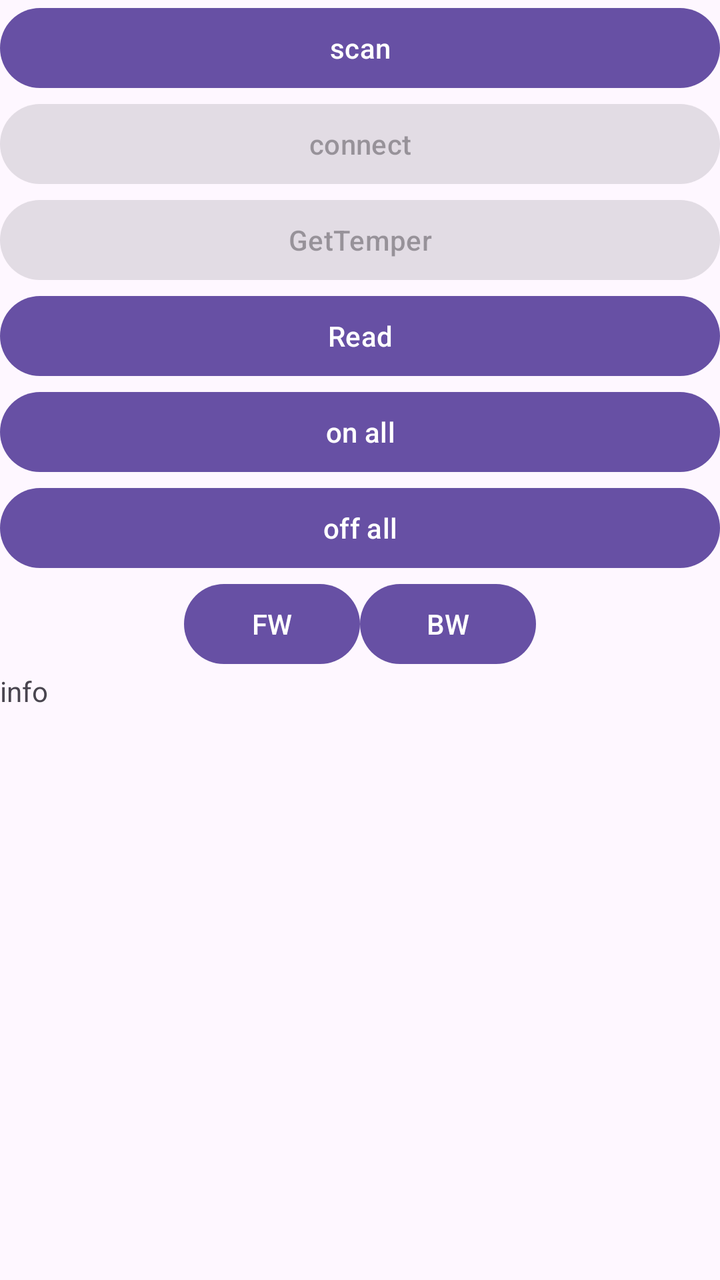
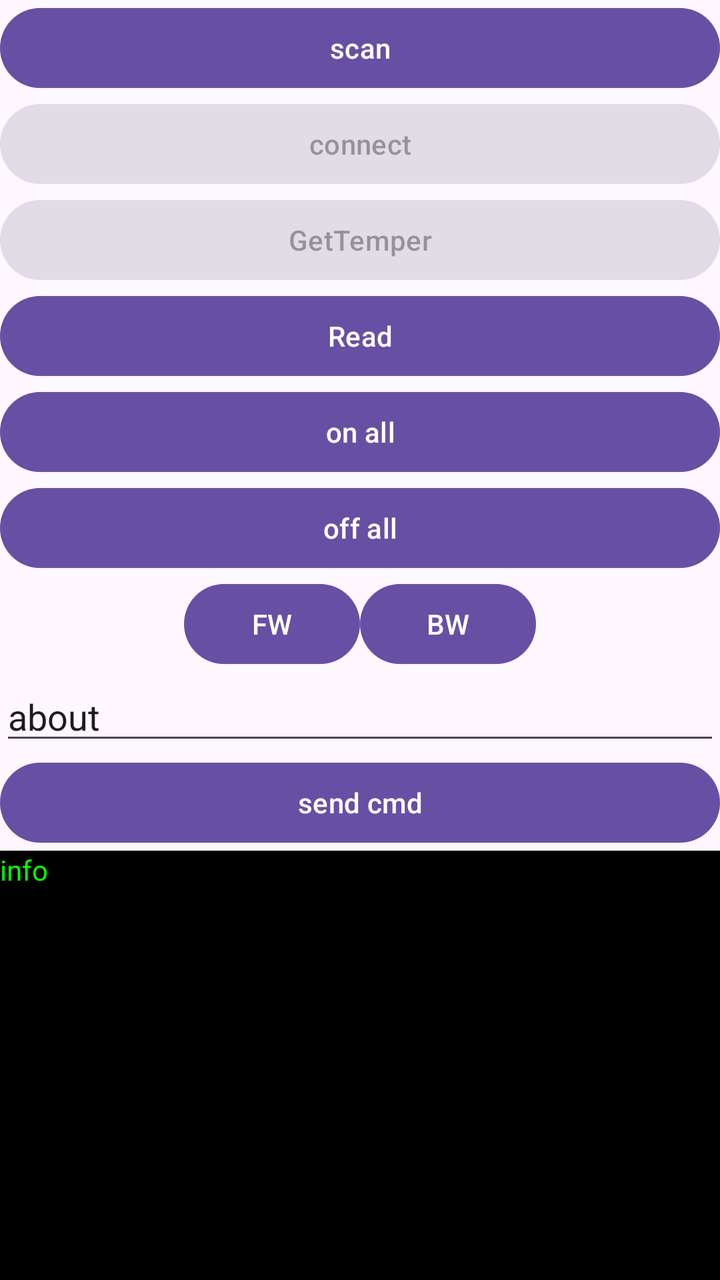

Before-and-after screenshots of an Android layout around one commit, followed by the original layout XML and the change that was made.
<!-- AndroidManifest.xml: application theme Theme.BleunoTest -->
<!-- res/layout/activity_main.xml -->
<?xml version="1.0" encoding="utf-8"?>
<LinearLayout

    xmlns:tools="http://schemas.android.com/tools"
    xmlns:app="http://schemas.android.com/apk/res-auto"
    xmlns:android="http://schemas.android.com/apk/res/android"

    android:layout_width="match_parent"
    android:layout_height="match_parent"

    android:orientation="vertical"

    android:id="@+id/main"
    tools:context=".MainActivity"
    >
    <Button
        android:layout_width="match_parent"
        android:layout_height="wrap_content"
        android:text="scan"
        android:id="@+id/btnScan"
        ></Button>
    <Button
        android:layout_width="match_parent"
        android:layout_height="wrap_content"
        android:text="connect"
        android:id="@+id/btnConnect"
        android:enabled="false"
        ></Button>
    <Button
        android:layout_width="match_parent"
        android:layout_height="wrap_content"
        android:text="GetTemper"
        android:id="@+id/btnGetTemper"
        android:enabled="false"
        >
    </Button>
    <Button
        android:layout_width="match_parent"
        android:layout_height="wrap_content"
        android:text="Read"
        android:id="@+id/btnRead"
        />

    <Button
        android:layout_width="match_parent"
        android:layout_height="wrap_content"
        android:text="on all"
        android:id="@+id/btnOnAll"
        />
    <Button
        android:layout_width="match_parent"
        android:layout_height="wrap_content"
        android:text="off all"
        android:id="@+id/btnOffAll"
        />

    <LinearLayout
        android:layout_width="match_parent"
        android:layout_height="wrap_content"
        android:orientation = "horizontal"
        android:gravity="center"
        >
        <Button
            android:layout_width="wrap_content"
            android:layout_height="wrap_content"
            android:text="FW"
            android:id="@+id/btnFW"
            />
        <Button
            android:layout_width="wrap_content"
            android:layout_height="wrap_content"
            android:text="BW"
            android:id="@+id/btnBW"
            />
    </LinearLayout>

    <TextView
        android:layout_width="match_parent"
        android:layout_height="wrap_content"
        android:id="@+id/tvInfo"
        android:text="info"
        ></TextView>


</LinearLayout>
<!-- resources referenced by this layout -->
<resources>
  <style name="Theme.BleunoTest" parent="Base.Theme.BleunoTest" />
  <style name="Base.Theme.BleunoTest" parent="Theme.Material3.DayNight.NoActionBar">
          
          
      </style>
</resources>

<!-- the commit's change to res/layout/activity_main.xml (unified diff, before → after) -->
@@ -1,85 +1,96 @@
 <?xml version="1.0" encoding="utf-8"?>
 <LinearLayout
 
+    xmlns:android="http://schemas.android.com/apk/res/android"
+    xmlns:app="http://schemas.android.com/apk/res-auto"
     xmlns:tools="http://schemas.android.com/tools"
-    xmlns:app="http://schemas.android.com/apk/res-auto"
-    xmlns:android="http://schemas.android.com/apk/res/android"
 
+    android:id="@+id/main"
     android:layout_width="match_parent"
+
     android:layout_height="match_parent"
 
     android:orientation="vertical"
+    tools:context=".MainActivity">
 
-    android:id="@+id/main"
-    tools:context=".MainActivity"
-    >
     <Button
+        android:id="@+id/btnScan"
         android:layout_width="match_parent"
         android:layout_height="wrap_content"
-        android:text="scan"
-        android:id="@+id/btnScan"
-        ></Button>
+        android:text="scan"></Button>
+
     <Button
+        android:id="@+id/btnConnect"
         android:layout_width="match_parent"
         android:layout_height="wrap_content"
-        android:text="connect"
-        android:id="@+id/btnConnect"
         android:enabled="false"
-        ></Button>
+        android:text="connect"></Button>
+
     <Button
+        android:id="@+id/btnGetTemper"
         android:layout_width="match_parent"
         android:layout_height="wrap_content"
-        android:text="GetTemper"
-        android:id="@+id/btnGetTemper"
         android:enabled="false"
-        >
-    </Button>
+        android:text="GetTemper"></Button>
+
     <Button
+        android:id="@+id/btnRead"
         android:layout_width="match_parent"
         android:layout_height="wrap_content"
-        android:text="Read"
-        android:id="@+id/btnRead"
-        />
+        android:text="Read" />
 
     <Button
+        android:id="@+id/btnOnAll"
         android:layout_width="match_parent"
         android:layout_height="wrap_content"
-        android:text="on all"
-        android:id="@+id/btnOnAll"
-        />
+        android:text="on all" />
+
     <Button
+        android:id="@+id/btnOffAll"
         android:layout_width="match_parent"
         android:layout_height="wrap_content"
-        android:text="off all"
-        android:id="@+id/btnOffAll"
-        />
+        android:text="off all" />
 
     <LinearLayout
         android:layout_width="match_parent"
         android:layout_height="wrap_content"
-        android:orientation = "horizontal"
         android:gravity="center"
-        >
+        android:orientation="horizontal">
+
         <Button
+            android:id="@+id/btnFW"
             android:layout_width="wrap_content"
             android:layout_height="wrap_content"
-            android:text="FW"
-            android:id="@+id/btnFW"
-            />
+            android:text="FW" />
+
         <Button
+            android:id="@+id/btnBW"
             android:layout_width="wrap_content"
             android:layout_height="wrap_content"
-            android:text="BW"
-            android:id="@+id/btnBW"
-            />
+            android:text="BW" />
     </LinearLayout>
 
-    <TextView
+
+    <EditText
+        android:id="@+id/sendCmd"
         android:layout_width="match_parent"
         android:layout_height="wrap_content"
+        android:text="about"
+        ></EditText>
+
+    <Button
+        android:id="@+id/btnSendCmd"
+        android:layout_width="match_parent"
+        android:layout_height="wrap_content"
+        android:text="send cmd" />
+
+    <TextView
         android:id="@+id/tvInfo"
+        android:layout_width="match_parent"
+        android:layout_height="match_parent"
+        android:background="@color/black"
         android:text="info"
-        ></TextView>
+        android:textColor="#00ff00"></TextView>
 
 
 </LinearLayout>
<!-- resource entries referenced after the edit -->
@@ -1,5 +1,6 @@
 <!-- resources referenced by this layout -->
 <resources>
+  <color name="black">#FF000000</color>
   <style name="Theme.BleunoTest" parent="Base.Theme.BleunoTest" />
   <style name="Base.Theme.BleunoTest" parent="Theme.Material3.DayNight.NoActionBar">
           
